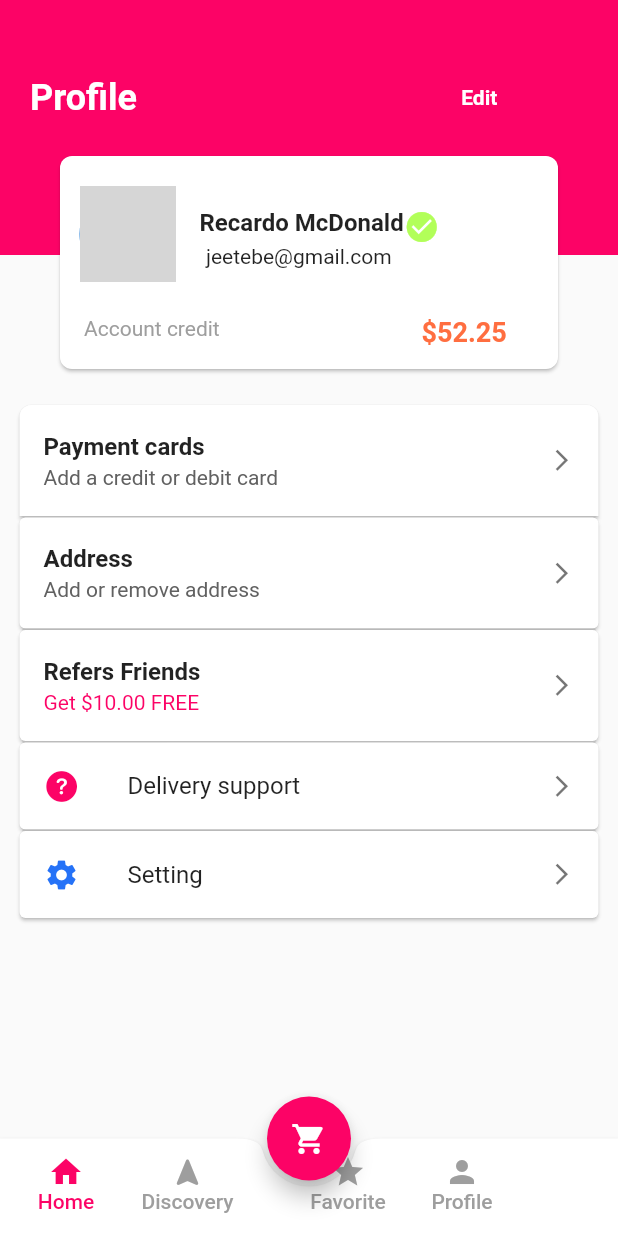
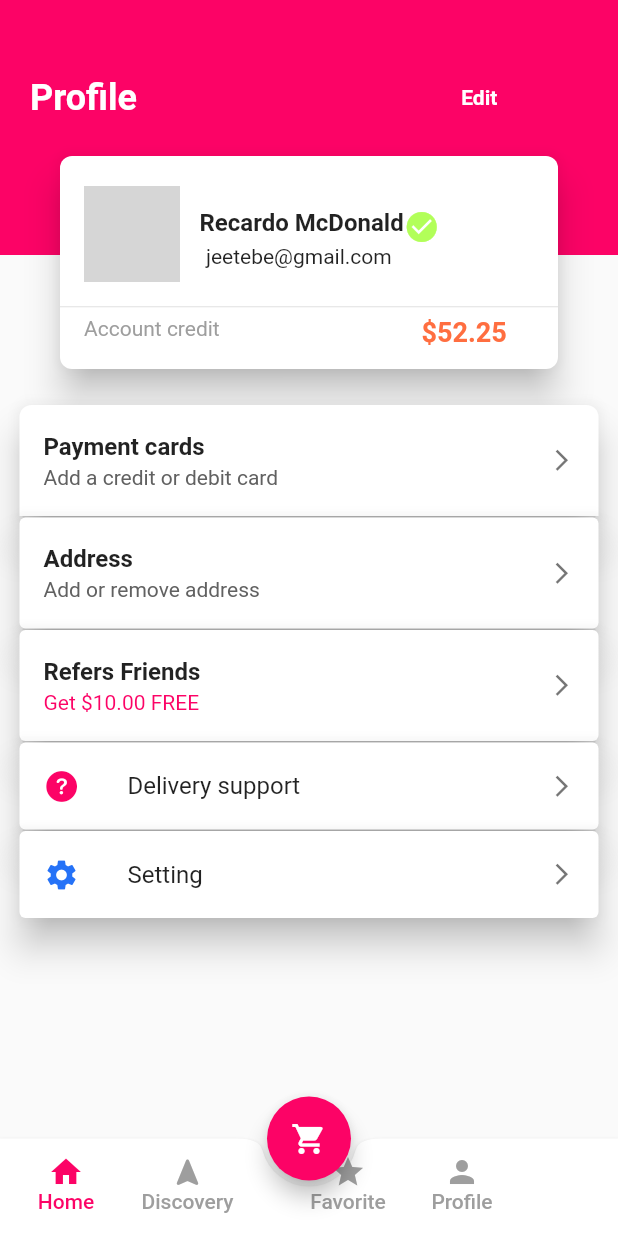
Before and after one commit to ShashiKha9/taskmp, a Flutter app: the screen it shows after launch, on a phone screen of 412 x 824 dp. Run offline on Flutter 3.47's test engine with Material 2 defaults, Android fonts, the phone set to English and light mode, and no system bars; network calls fail; grey boxes are pictures that could not be loaded.

Commit message:
Profile page completed divider completed sucsess

```diff
--- a/lib/main.dart
+++ b/lib/main.dart
@@ -144,20 +144,34 @@ body:SingleChildScrollView(
                        height: 150,
                        width: 340,
                            child: Card(
+                               elevation: 10,
                                shape: RoundedRectangleBorder(
                                    borderRadius: BorderRadius.circular(8)
                                ),
-
-                                child: Stack(
-                               children: [
+                             child:new Stack(
+                               children: <Widget>[
                                  Positioned(
-                                  left: 13.0,
+                                     left: 16.0,
                                      top: 20.0,
                                      child: CircleAvatar(
 
                                        radius: 32,
                                        backgroundImage: NetworkImage("https://www.nicepng.com/png/detail/780-7805650_generic-user-image-male-man-cartoon-no-eyes.png"),
                                      )
+                                 ),
+                                 Column(
+                                   children: [
+                                     SizedBox(
+                                       height: 100,
+                                     ),
+                                        Divider(
+                                           height: 1,
+
+                                         )
+
+
+
+                                   ],
                                      ),
                                  Positioned(
                                    left: 93,
@@ -173,10 +187,13 @@ body:SingleChildScrollView(
 
                                        Text("jeetebe@gmail.com        ",style: TextStyle(fontSize: 14),),
 
+
+
                                      ],
                                    ),
 
                                  ),
+
                                  Positioned(
                                      left: 16,
                                      top: 107,
@@ -189,12 +206,11 @@ body:SingleChildScrollView(
                                        ],
                                      ))
 
+                               ],
+                             )
 
 
-                               ],
 
-
-                             ),
 
 
 
@@ -242,6 +258,7 @@ body:SingleChildScrollView(
                     bottom: 0,
                         right: 0,
                         child:  Card(
+                          elevation: 10,
                             shape: RoundedRectangleBorder(
                                 borderRadius: BorderRadius.only(topLeft: Radius.circular(8),topRight: Radius.circular(8))
                             ),
@@ -256,13 +273,12 @@ body:SingleChildScrollView(
 
                           Divider(
                             height: 1,
-                            thickness: 1,
                             indent: 15,
                             endIndent: 15,
-                            color: Colors.grey[400],
                           ),
 
                           Card(
+                            elevation: 10,
                             margin: EdgeInsets.symmetric(horizontal: 13),
                             child: ExpansionTile(
                               title: Text("Address",style: TextStyle(fontWeight: FontWeight.w700),),
@@ -272,12 +288,11 @@ body:SingleChildScrollView(
                           ),
                           Divider(
                             height: 1,
-                            thickness: 1,
                             indent: 15,
                             endIndent: 15,
-                            color: Colors.grey[400],
                           ),
                           Card(
+                            elevation: 10,
                             margin: EdgeInsets.symmetric(horizontal: 13),
                             child: ExpansionTile(
                               title: Text("Refers Friends",style: TextStyle(fontWeight: FontWeight.w700),),
@@ -287,12 +302,11 @@ body:SingleChildScrollView(
                           ),
                           Divider(
                             height: 1,
-                            thickness: 1,
                             indent: 15,
                             endIndent: 15,
-                            color: Colors.grey[400],
                           ),
                           Card(
+                            elevation: 10,
                             margin: EdgeInsets.symmetric(horizontal: 13),
                             child: ExpansionTile(
                               leading: Icon(CupertinoIcons.question_circle_fill,color:Color(0xfffc0366) ,),
@@ -302,12 +316,11 @@ body:SingleChildScrollView(
                           ),
                           Divider(
                             height: 1,
-                            thickness: 1,
                             indent: 15,
                             endIndent: 15,
-                            color: Colors.grey[400],
                           ),
                           Card(
+                            elevation: 10,
                             margin: EdgeInsets.symmetric(horizontal: 13),
                             child: ExpansionTile(
                               leading: Icon(Icons.settings,color: Color(0xff2572f7),),
```
Lines whose indentation alone changed are shown as unchanged.
